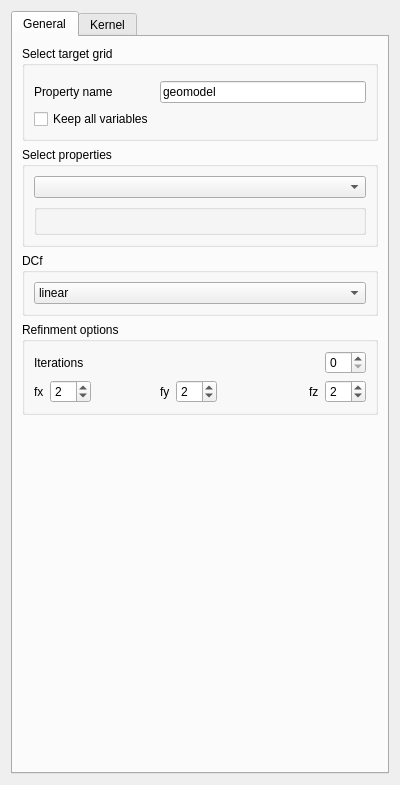
First picture: the form in ui/data_conditioning_uncertainty.ui, repository robertorolo/LPM-Geomod_Suite, before the edit.
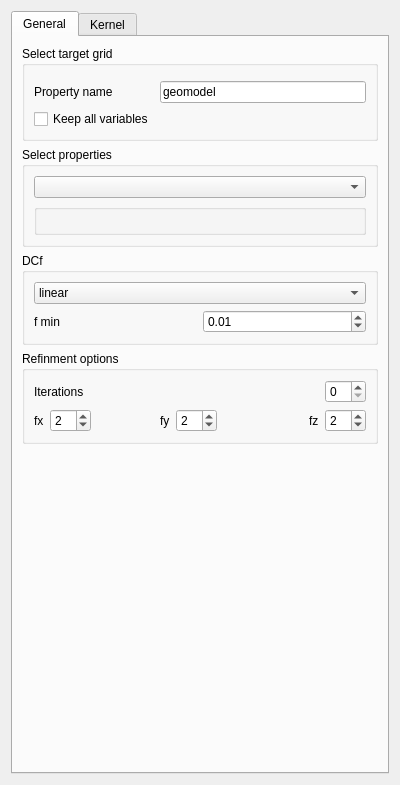
Second picture: the form after the edit. Custom widgets are drawn as their Qt base class.

The edit to the form file:
```diff
--- a/ui/data_conditioning_uncertainty.ui
+++ b/ui/data_conditioning_uncertainty.ui
@@ -36,7 +36,21 @@
           <string>DCf</string>
          </property>
          <layout class="QGridLayout" name="gridLayout_2">
-          <item row="0" column="0">
+          <item row="1" column="1">
+           <widget class="QDoubleSpinBox" name="doubleSpinBox">
+            <property name="value">
+             <double>0.010000000000000</double>
+            </property>
+           </widget>
+          </item>
+          <item row="1" column="0">
+           <widget class="QLabel" name="label_14">
+            <property name="text">
+             <string>f min</string>
+            </property>
+           </widget>
+          </item>
+          <item row="0" column="0" colspan="2">
            <widget class="QComboBox" name="comboBox_2">
             <item>
              <property name="text">
```
